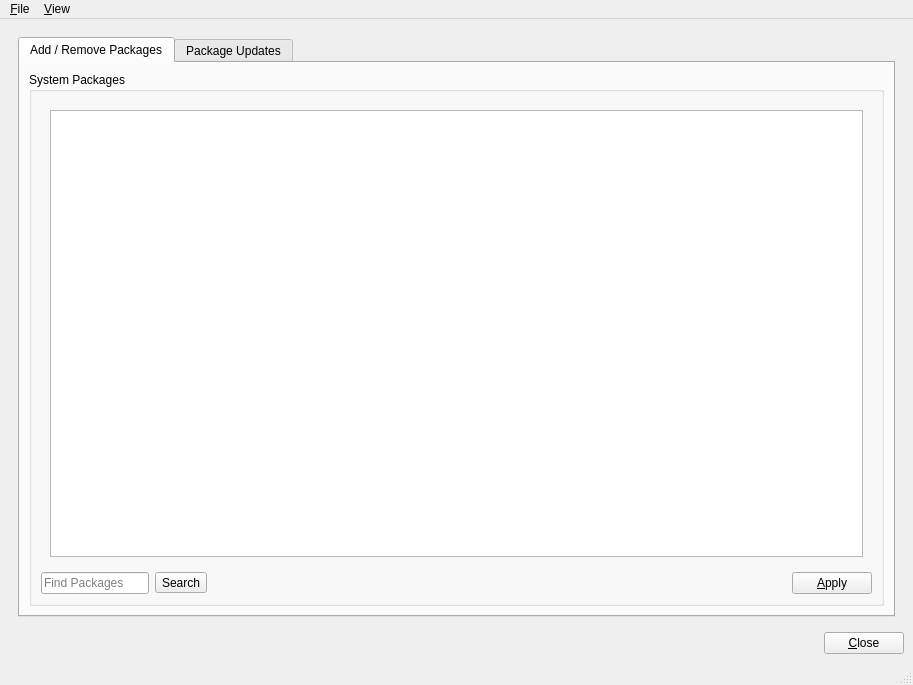
trueos/pcbsd, file src-qt4/pc-pkgmanager/mainWin.ui: the form before one commit.
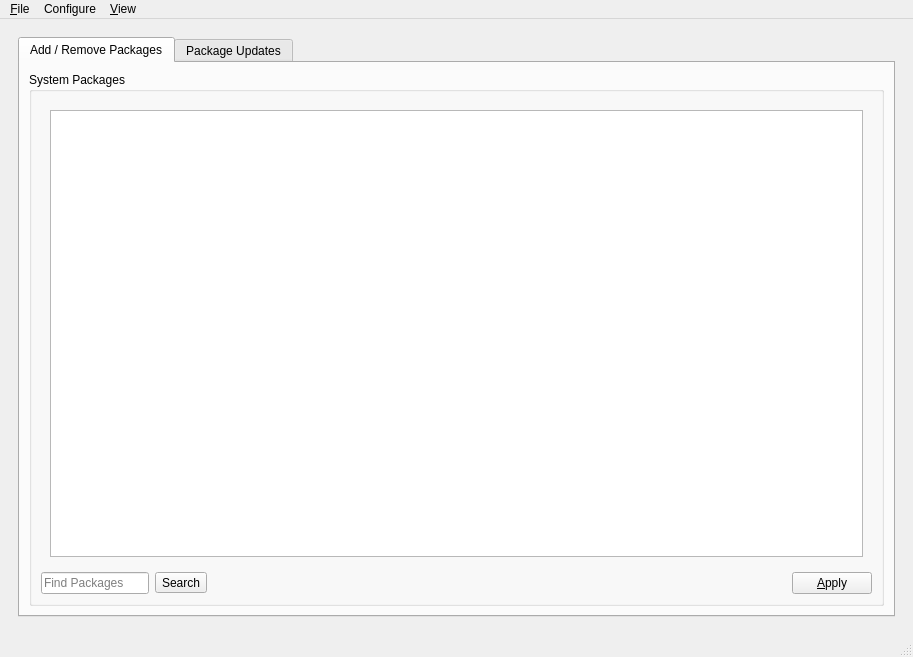
The form after the commit. Icons and pictures are not drawn.

Commit message: Updated pc-pkgmanager to follow our new GUI guidelines.  Removed close button at bottom of main screen.

What changed in the file:
```diff
--- a/src-qt4/pc-pkgmanager/mainWin.ui
+++ b/src-qt4/pc-pkgmanager/mainWin.ui
@@ -424,32 +424,7 @@
      </widget>
     </item>
     <item row="1" column="0">
-     <layout class="QHBoxLayout" name="horizontalLayout_3">
-      <item>
-       <spacer name="horizontalSpacer_2">
-        <property name="orientation">
-         <enum>Qt::Horizontal</enum>
-        </property>
-        <property name="sizeHint" stdset="0">
-         <size>
-          <width>40</width>
-          <height>20</height>
-         </size>
-        </property>
-       </spacer>
-      </item>
-      <item>
-       <widget class="QPushButton" name="pushClose">
-        <property name="text">
-         <string>&amp;Close</string>
-        </property>
-        <property name="icon">
-         <iconset resource="pc-pkgmanager.qrc">
-          <normaloff>:/window-close.png</normaloff>:/window-close.png</iconset>
-        </property>
-       </widget>
-      </item>
-     </layout>
+     <layout class="QHBoxLayout" name="horizontalLayout_3"/>
     </item>
    </layout>
   </widget>
@@ -459,7 +434,7 @@
      <x>0</x>
      <y>0</y>
      <width>913</width>
-     <height>22</height>
+     <height>21</height>
     </rect>
    </property>
    <widget class="QMenu" name="menu_File">
@@ -477,7 +452,14 @@
     <addaction name="action_Basic"/>
     <addaction name="action_Advanced"/>
    </widget>
+   <widget class="QMenu" name="menuConfigure">
+    <property name="title">
+     <string>Configure</string>
+    </property>
+    <addaction name="action_Configuration"/>
+   </widget>
    <addaction name="menu_File"/>
+   <addaction name="menuConfigure"/>
    <addaction name="menu_View"/>
   </widget>
   <widget class="QStatusBar" name="statusbar"/>
```
Left out of the diff: 18 changed lines with no effect on the pictures. The commit also changes 3 other files.
